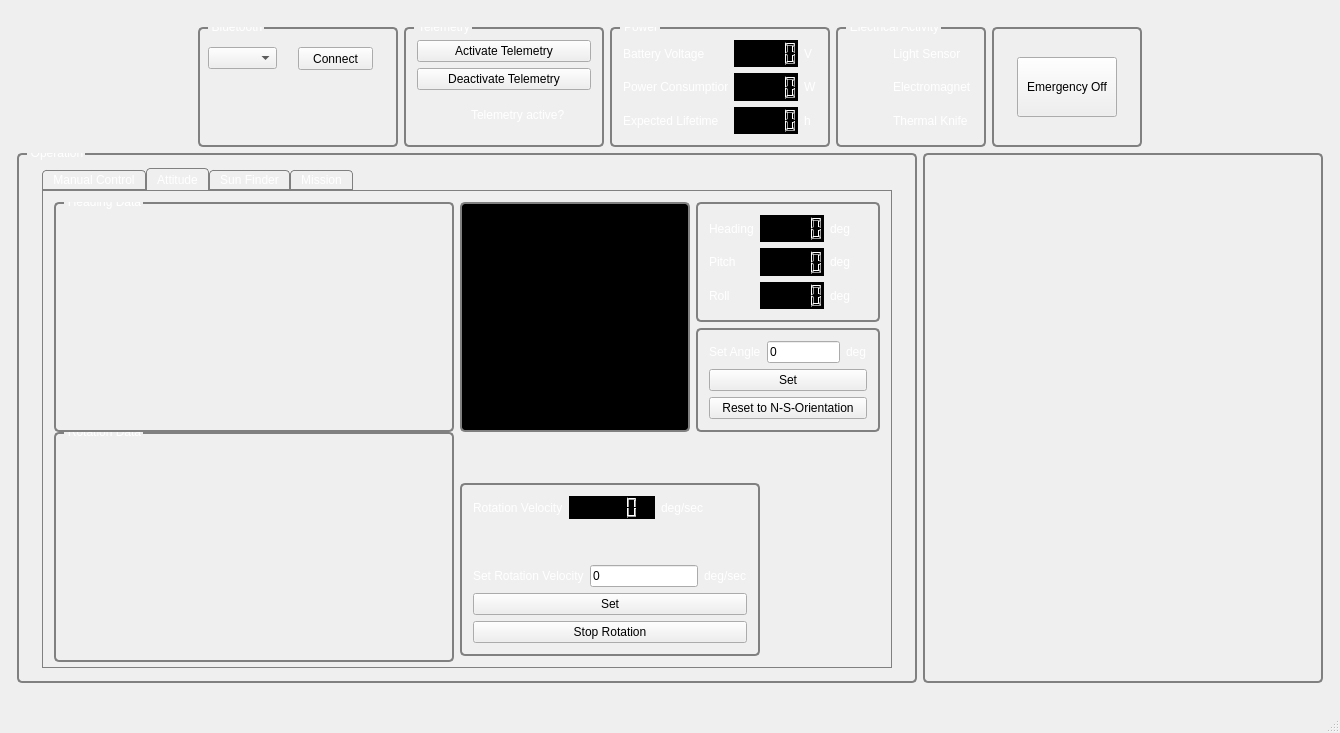
Above: groundstation.ui from lxbader/frogstation before the change. Below: the same form after it.
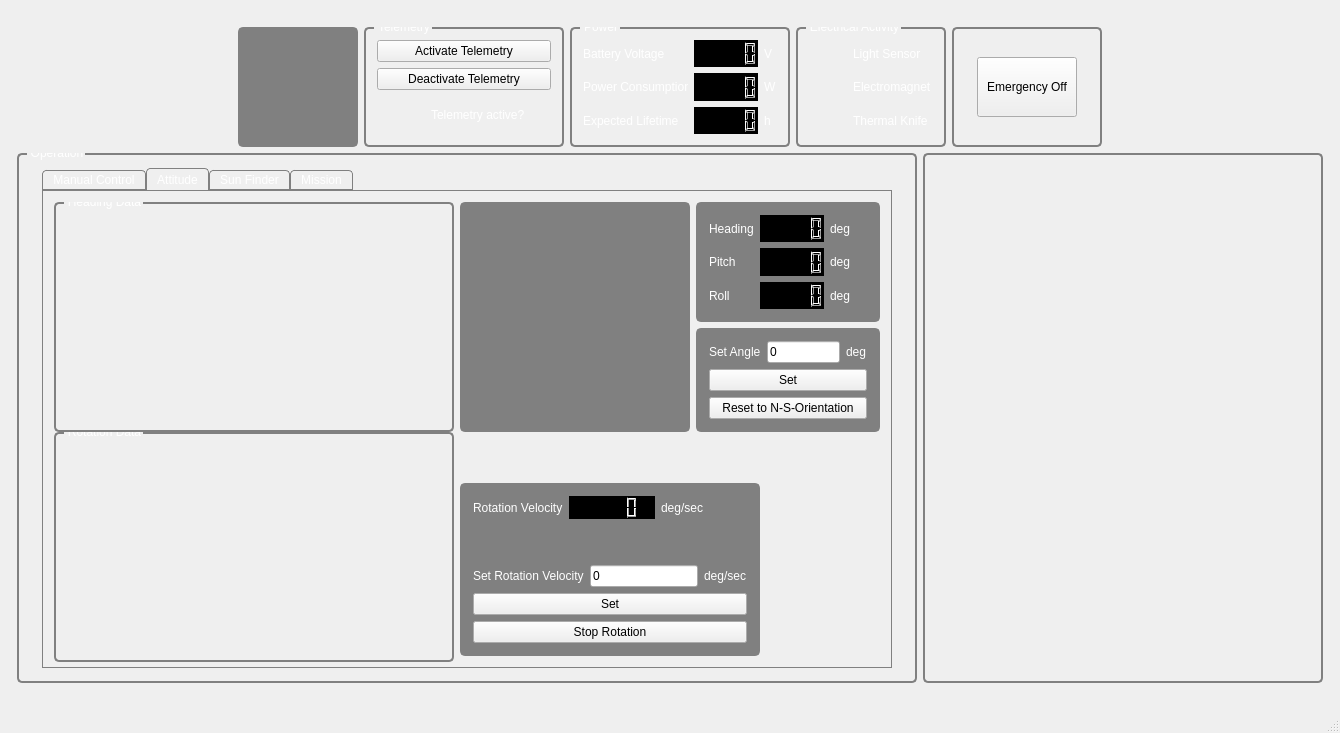
That is the form after the change. Icons and pictures are not drawn. Custom widgets are drawn as their Qt base class.

Commit message:
Images via bluetooth...
... can hopefully be received now. Also some UI changes. Not tested yet.

What changed in the file:
```diff
--- a/groundstation.ui
+++ b/groundstation.ui
@@ -25,10 +25,12 @@
 QGroupBox::title{color: white; font: bold; top:-7px; left: 10px; padding-left: 2px}
 QGroupBox#consoleBox::title{left: 446px}
 
-QGroupBox#compassBox{background-color: black}
-QGroupBox#debrisMapBox{background-color: black}
-
-QWidget#rotationVelocityWidget{background-color: gray}
+QGroupBox#compassBox{background-color: gray}
+QGroupBox#debrisMapBox{background-color: gray}
+QGroupBox#groupBox_attitude1{background-color: gray}
+QGroupBox#groupBox_attitude2{background-color: gray}
+QGroupBox#groupBox_attitude3{background-color: gray}
+QGroupBox#groupBox_smallCompass{background-color: gray}
 
 QTabWidget{background: transparent}
 QTabWidget::pane{border: 1px solid gray}
@@ -89,39 +91,27 @@
          </spacer>
         </item>
         <item>
-         <widget class="QGroupBox" name="groupBox_11">
+         <widget class="QGroupBox" name="groupBox_smallCompass">
           <property name="minimumSize">
            <size>
-            <width>200</width>
-            <height>0</height>
+            <width>120</width>
+            <height>120</height>
+           </size>
+          </property>
+          <property name="maximumSize">
+           <size>
+            <width>120</width>
+            <height>120</height>
            </size>
           </property>
           <property name="title">
-           <string>Bluetooth</string>
+           <string/>
           </property>
-          <widget class="QComboBox" name="bluetoothComboBox">
-           <property name="geometry">
-            <rect>
-             <x>10</x>
-             <y>20</y>
-             <width>69</width>
-             <height>22</height>
-            </rect>
-           </property>
-          </widget>
-          <widget class="QPushButton" name="bluetoothConnectButton">
-           <property name="geometry">
-            <rect>
-             <x>100</x>
-             <y>20</y>
-             <width>75</width>
-             <height>23</height>
-            </rect>
-           </property>
-           <property name="text">
-            <string>Connect</string>
-           </property>
-          </widget>
+          <layout class="QVBoxLayout" name="verticalLayout_20">
+           <item>
+            <widget class="Compass" name="widget" native="true"/>
+           </item>
+          </layout>
          </widget>
         </item>
         <item>
@@ -785,7 +775,7 @@
                      <item>
                       <layout class="QVBoxLayout" name="verticalLayout_11">
                        <item>
-                        <widget class="QGroupBox" name="groupBox_8">
+                        <widget class="QGroupBox" name="groupBox_attitude1">
                          <property name="minimumSize">
                           <size>
                            <width>0</width>
@@ -861,7 +851,7 @@
                         </widget>
                        </item>
                        <item>
-                        <widget class="QGroupBox" name="groupBox_9">
+                        <widget class="QGroupBox" name="groupBox_attitude2">
                          <property name="minimumSize">
                           <size>
                            <width>0</width>
@@ -944,7 +934,7 @@
                    <item>
                     <layout class="QHBoxLayout" name="horizontalLayout_3">
                      <item>
-                      <widget class="QGroupBox" name="groupBox_10">
+                      <widget class="QGroupBox" name="groupBox_attitude3">
                        <property name="title">
                         <string/>
                        </property>
```
The commit also changes 11 other files.
